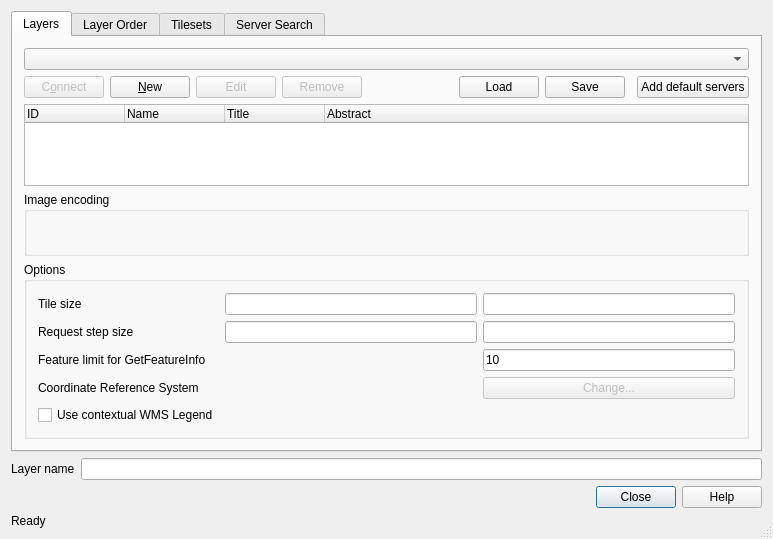
The window that src/ui/qgswmssourceselectbase.ui (qgis/QGIS) describes before a commit, drawn with Qt 5.
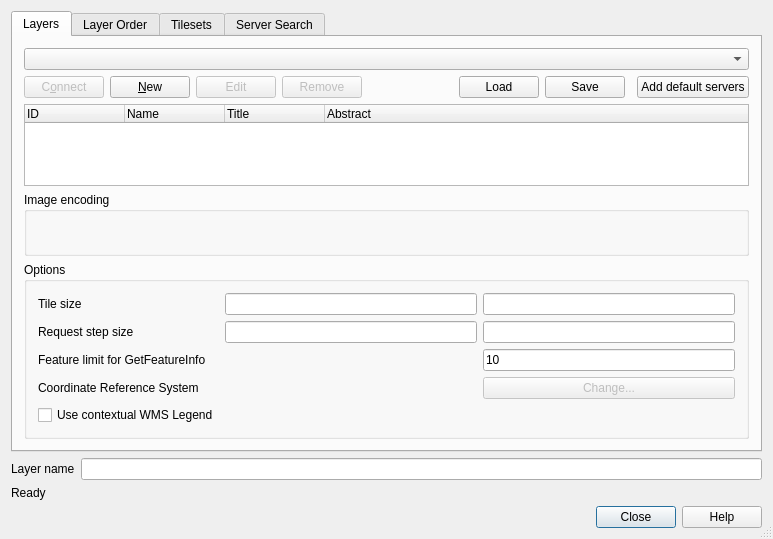
The same window after the commit. Icons and pictures are not drawn.

Commit message:
[ui] harmonize QDialogButtonBox position in provider dialogs
This commit insures that the QDialogButtonBox widget (i.e.
help, add, build query, set filter) is always located at
the very bottom of the dialog. It helps make a better UX out
of the unified add layer dialog.

What changed in the file:
```diff
--- a/src/ui/qgswmssourceselectbase.ui
+++ b/src/ui/qgswmssourceselectbase.ui
@@ -24,14 +24,14 @@
    <bool>true</bool>
   </property>
   <layout class="QGridLayout" name="gridLayout_2">
-   <item row="2" column="0">
+   <item row="3" column="0">
     <widget class="QDialogButtonBox" name="buttonBox">
      <property name="standardButtons">
       <set>QDialogButtonBox::Close|QDialogButtonBox::Help</set>
      </property>
     </widget>
    </item>
-   <item row="4" column="0">
+   <item row="2" column="0">
     <widget class="QLabel" name="labelStatus">
      <property name="sizePolicy">
       <sizepolicy hsizetype="Ignored" vsizetype="Preferred">
```
The commit also changes 2 other files.
